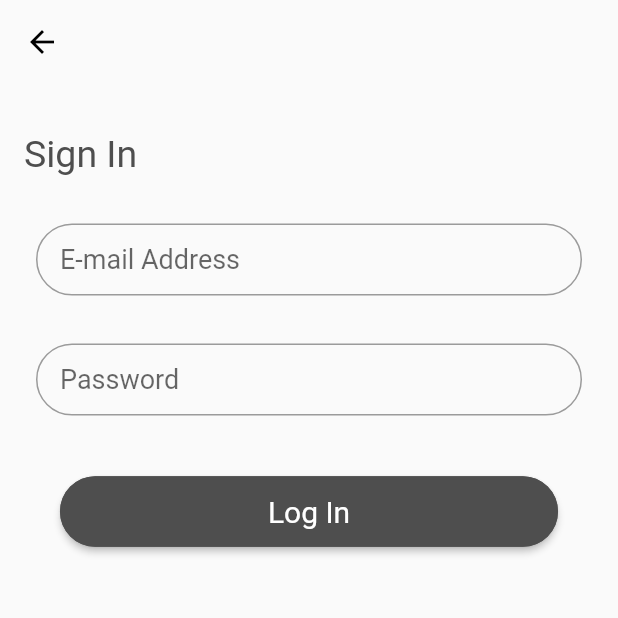
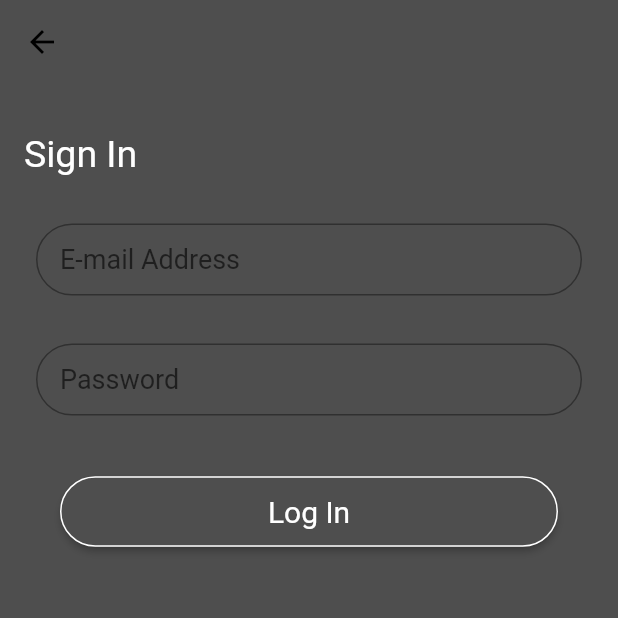
Before and after one commit to adipoluri/Pixelov, a Flutter app: the AuthScreen screen opened directly, after a tap on "Log In", on a phone screen of 412 x 824 dp, the top half of it. Run offline on Flutter 3.47's test engine with Material 2 defaults, Android fonts, the phone set to English and light mode, and no system bars; our stand-ins replace cloud_firestore, firebase_auth, firebase_core, firebase_storage, shared_preferences; accounts and stored records are empty; Roboto replaces fonts that are missing (Minecraft).

Commit message:
added launch image and turned login page into dark to match theme
also remade loading screens to fit theme

```diff
--- a/lib/core/authScreen.dart
+++ b/lib/core/authScreen.dart
@@ -8,6 +8,7 @@ class AuthScreen extends StatelessWidget {
   @override
   Widget build(BuildContext context) {
     return Scaffold(
+      backgroundColor: Color(COLOR_PRIMARY),
       body: Column(
         mainAxisAlignment: MainAxisAlignment.center,
         crossAxisAlignment: CrossAxisAlignment.center,
@@ -16,7 +17,7 @@ class AuthScreen extends StatelessWidget {
             child: Icon(
               Icons.api,
               size: 150,
-              color: Colors.grey,
+              color: Colors.white,
             ),
           ),
           Padding(
@@ -26,7 +27,7 @@ class AuthScreen extends StatelessWidget {
               'Welcome to Pixelov!',
               textAlign: TextAlign.center,
               style: TextStyle(
-                  color: Color(COLOR_PRIMARY),
+                  color: Colors.white,
                   fontSize: 32.0,
                   fontFamily: 'Minecraft',
                   fontWeight: FontWeight.normal),
@@ -43,7 +44,7 @@ class AuthScreen extends StatelessWidget {
                   padding: EdgeInsets.only(top: 12, bottom: 12),
                   shape: RoundedRectangleBorder(
                       borderRadius: BorderRadius.circular(25.0),
-                      side: BorderSide(color: Color(COLOR_PRIMARY))),
+                      side: BorderSide(color: Colors.white)),
                 ),
                 child: Text(
                   'Log In',
@@ -72,6 +73,7 @@ class AuthScreen extends StatelessWidget {
                 ),
                 onPressed: () => push(context, new SignUpScreen()),
                 style: TextButton.styleFrom(
+                  backgroundColor: Colors.white,
                   padding: EdgeInsets.only(top: 12, bottom: 12),
                   shape: RoundedRectangleBorder(
                     borderRadius: BorderRadius.circular(25.0),
--- a/lib/core/loginScreen.dart
+++ b/lib/core/loginScreen.dart
@@ -26,6 +26,7 @@ class _LoginScreen extends State<LoginScreen> {
   @override
   Widget build(BuildContext context) {
     return Scaffold(
+      backgroundColor: Color(COLOR_PRIMARY),
       appBar: AppBar(
         backgroundColor: Colors.transparent,
         iconTheme: IconThemeData(color: Colors.black),
@@ -42,7 +43,7 @@ class _LoginScreen extends State<LoginScreen> {
               child: Text(
                 'Sign In',
                 style: TextStyle(
-                    color: Color(COLOR_PRIMARY),
+                    color: Colors.white,
                     fontSize: 25.0,
                     fontFamily: 'Minecraft',
                     fontWeight: FontWeight.normal),
@@ -61,17 +62,17 @@ class _LoginScreen extends State<LoginScreen> {
                     email = val;
                   },
                   onFieldSubmitted: (_) => FocusScope.of(context).nextFocus(),
-                  style: TextStyle(fontSize: 18.0),
+                  style: TextStyle(fontSize: 18.0, color: Colors.white),
                   keyboardType: TextInputType.emailAddress,
-                  cursorColor: Color(COLOR_PRIMARY),
+                  cursorColor: Colors.white,
                   decoration: InputDecoration(
                     contentPadding: new EdgeInsets.only(left: 16, right: 16),
                     fillColor: Colors.white,
                     hintText: 'E-mail Address',
                     focusedBorder: OutlineInputBorder(
                         borderRadius: BorderRadius.circular(25.0),
-                        borderSide: BorderSide(
-                            color: Color(COLOR_PRIMARY), width: 2.0)),
+                        borderSide:
+                            BorderSide(color: Colors.white, width: 2.0)),
                     border: OutlineInputBorder(
                       borderRadius: BorderRadius.circular(25.0),
                     ),
@@ -95,16 +96,16 @@ class _LoginScreen extends State<LoginScreen> {
                   },
                   obscureText: true,
                   textInputAction: TextInputAction.done,
-                  style: TextStyle(fontSize: 18.0),
-                  cursorColor: Color(COLOR_PRIMARY),
+                  style: TextStyle(fontSize: 18.0, color: Colors.white),
+                  cursorColor: Colors.white,
                   decoration: InputDecoration(
                     contentPadding: new EdgeInsets.only(left: 16, right: 16),
                     fillColor: Colors.white,
                     hintText: 'Password',
                     focusedBorder: OutlineInputBorder(
                         borderRadius: BorderRadius.circular(25.0),
-                        borderSide: BorderSide(
-                            color: Color(COLOR_PRIMARY), width: 2.0)),
+                        borderSide:
+                            BorderSide(color: Colors.white, width: 2.0)),
                     border: OutlineInputBorder(
                       borderRadius: BorderRadius.circular(25.0),
                     ),
@@ -123,7 +124,7 @@ class _LoginScreen extends State<LoginScreen> {
                     padding: EdgeInsets.only(top: 12, bottom: 12),
                     shape: RoundedRectangleBorder(
                         borderRadius: BorderRadius.circular(25.0),
-                        side: BorderSide(color: Color(COLOR_PRIMARY))),
+                        side: BorderSide(color: Colors.white)),
                   ),
                   child: Text(
                     'Log In',
--- a/pubspec.yaml
+++ b/pubspec.yaml
@@ -51,7 +51,7 @@ flutter:
     - assets/images/raidbutton.png
     - assets/images/scavbutton.png
     - assets/images/badlandsbutton.png
-
+    - assets/images/launch.png
   fonts:
 
     - family: Minecraft
```
Also changed, not shown: lib/core/signUpScreen.dart (+13 -12 lines), lib/main.dart (+27 -6 lines), assets/images/launch.png (added), 2 other files.
